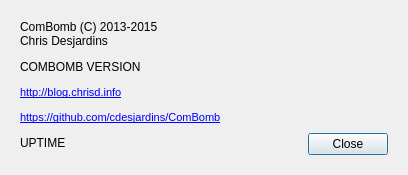
This is ComBombGui/aboutdialog.ui in cdesjardins/ComBomb as Qt 5 draws it before an edit. The edited form follows.
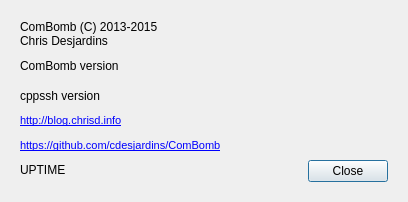
This is the edited form. Icons and pictures are not drawn. Custom widgets are drawn as their Qt base class.

Commit message: Add cppssh version to about box

Diff of the .ui file:
```diff
--- a/ComBombGui/aboutdialog.ui
+++ b/ComBombGui/aboutdialog.ui
@@ -10,7 +10,7 @@
     <x>0</x>
     <y>0</y>
     <width>408</width>
-    <height>175</height>
+    <height>202</height>
    </rect>
   </property>
   <property name="focusPolicy">
@@ -41,7 +41,7 @@
       <item>
        <widget class="QLabel" name="combombVersionLabel">
         <property name="text">
-         <string>COMBOMB VERSION</string>
+         <string>ComBomb version</string>
         </property>
         <property name="textFormat">
          <enum>Qt::RichText</enum>
@@ -52,7 +52,20 @@
        </widget>
       </item>
       <item>
-       <widget class="QLabel" name="label">
+       <widget class="QLabel" name="cppsshVersionLabel">
+        <property name="text">
+         <string>cppssh version</string>
+        </property>
+        <property name="textFormat">
+         <enum>Qt::RichText</enum>
+        </property>
+        <property name="wordWrap">
+         <bool>false</bool>
+        </property>
+       </widget>
+      </item>
+      <item>
+       <widget class="QLabel" name="website">
         <property name="sizePolicy">
          <sizepolicy hsizetype="Fixed" vsizetype="Fixed">
           <horstretch>0</horstretch>
```
Left out of the diff: 2 changed lines with no effect on the pictures. The commit also changes 1 other file.
